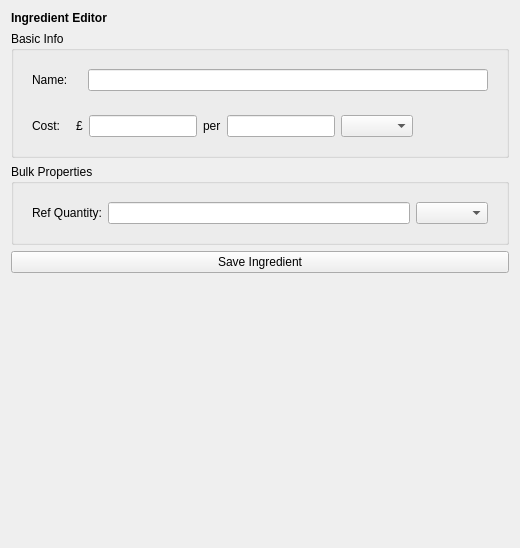
JamesAIzzard/codiet, file gui/ingredient_editor.ui: the form before one commit.
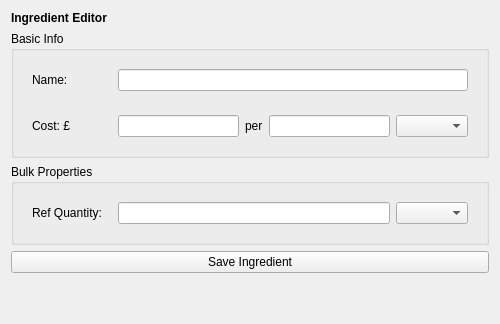
The form after the commit.

Commit message: Adds and wires controller for ingredient editor.

Diff of the .ui file:
```diff
--- a/gui/ingredient_editor.ui
+++ b/gui/ingredient_editor.ui
@@ -2,13 +2,17 @@
 <ui version="4.0">
  <class>wg_ingredient_editor</class>
  <widget class="QWidget" name="wg_ingredient_editor">
-  <property name="geometry">
-   <rect>
-    <x>0</x>
-    <y>0</y>
-    <width>516</width>
-    <height>548</height>
-   </rect>
+  <property name="sizePolicy">
+   <sizepolicy hsizetype="Minimum" vsizetype="Preferred">
+    <horstretch>0</horstretch>
+    <verstretch>0</verstretch>
+   </sizepolicy>
+  </property>
+  <property name="minimumSize">
+   <size>
+    <width>500</width>
+    <height>0</height>
+   </size>
   </property>
   <property name="windowTitle">
    <string>Form</string>
@@ -34,24 +38,18 @@
      <layout class="QVBoxLayout" name="verticalLayout_2">
       <item>
        <widget class="QWidget" name="wg_name" native="true">
-        <property name="sizePolicy">
-         <sizepolicy hsizetype="Preferred" vsizetype="Minimum">
-          <horstretch>0</horstretch>
-          <verstretch>0</verstretch>
-         </sizepolicy>
-        </property>
         <layout class="QHBoxLayout" name="horizontalLayout_2">
          <item>
           <widget class="QLabel" name="label_2">
            <property name="sizePolicy">
-            <sizepolicy hsizetype="Fixed" vsizetype="Fixed">
+            <sizepolicy hsizetype="Fixed" vsizetype="Preferred">
              <horstretch>0</horstretch>
              <verstretch>0</verstretch>
             </sizepolicy>
            </property>
            <property name="minimumSize">
             <size>
-             <width>50</width>
+             <width>80</width>
              <height>0</height>
             </size>
            </property>
@@ -70,7 +68,7 @@
           <widget class="QLineEdit" name="lineEdit">
            <property name="minimumSize">
             <size>
-             <width>400</width>
+             <width>0</width>
              <height>0</height>
             </size>
            </property>
@@ -87,43 +85,30 @@
       </item>
       <item>
        <widget class="QWidget" name="wg_cost" native="true">
-        <property name="sizePolicy">
-         <sizepolicy hsizetype="Preferred" vsizetype="Minimum">
-          <horstretch>0</horstretch>
-          <verstretch>0</verstretch>
-         </sizepolicy>
-        </property>
         <layout class="QHBoxLayout" name="horizontalLayout">
          <item>
           <widget class="QLabel" name="label_3">
            <property name="sizePolicy">
-            <sizepolicy hsizetype="Fixed" vsizetype="Fixed">
+            <sizepolicy hsizetype="Fixed" vsizetype="Preferred">
              <horstretch>0</horstretch>
              <verstretch>0</verstretch>
             </sizepolicy>
            </property>
            <property name="minimumSize">
             <size>
-             <width>38</width>
+             <width>80</width>
              <height>0</height>
             </size>
            </property>
            <property name="text">
-            <string>Cost:</string>
-           </property>
-          </widget>
-         </item>
-         <item>
-          <widget class="QLabel" name="label_4">
-           <property name="text">
-            <string>£</string>
+            <string>Cost: £</string>
            </property>
           </widget>
          </item>
          <item>
           <widget class="QLineEdit" name="lineEdit_2">
            <property name="sizePolicy">
-            <sizepolicy hsizetype="Preferred" vsizetype="Preferred">
+            <sizepolicy hsizetype="Expanding" vsizetype="Fixed">
              <horstretch>0</horstretch>
              <verstretch>0</verstretch>
             </sizepolicy>
@@ -151,12 +136,6 @@
          </item>
          <item>
           <widget class="QLineEdit" name="lineEdit_3">
-           <property name="sizePolicy">
-            <sizepolicy hsizetype="Preferred" vsizetype="Preferred">
-             <horstretch>0</horstretch>
-             <verstretch>0</verstretch>
-            </sizepolicy>
-           </property>
            <property name="maximumSize">
             <size>
              <width>16777215</width>
@@ -167,6 +146,12 @@
          </item>
          <item>
           <widget class="QComboBox" name="comboBox">
+           <property name="sizePolicy">
+            <sizepolicy hsizetype="Preferred" vsizetype="Fixed">
+             <horstretch>0</horstretch>
+             <verstretch>0</verstretch>
+            </sizepolicy>
+           </property>
            <property name="maximumSize">
             <size>
              <width>100</width>
@@ -175,22 +160,6 @@
            </property>
           </widget>
          </item>
-         <item>
-          <spacer name="horizontalSpacer">
-           <property name="orientation">
-            <enum>Qt::Horizontal</enum>
-           </property>
-           <property name="sizeType">
-            <enum>QSizePolicy::Expanding</enum>
-           </property>
-           <property name="sizeHint" stdset="0">
-            <size>
-             <width>40</width>
-             <height>20</height>
-            </size>
-           </property>
-          </spacer>
-         </item>
         </layout>
        </widget>
       </item>
@@ -208,6 +177,18 @@
         <layout class="QHBoxLayout" name="horizontalLayout_3">
          <item>
           <widget class="QLabel" name="label_6">
+           <property name="sizePolicy">
+            <sizepolicy hsizetype="Fixed" vsizetype="Preferred">
+             <horstretch>0</horstretch>
+             <verstretch>0</verstretch>
+            </sizepolicy>
+           </property>
+           <property name="minimumSize">
+            <size>
+             <width>80</width>
+             <height>0</height>
+            </size>
+           </property>
            <property name="text">
             <string>Ref Quantity:</string>
            </property>
```
Left out of the diff: 4 changed lines with no effect on the pictures. The commit also changes 8 other files.
